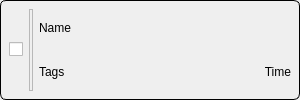
This is src/TaskWidget/taskwidget.ui in david4more/QtToDo as Qt 5 draws it before an edit. The edited form follows.
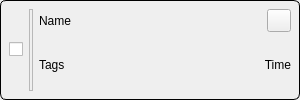
This is the edited form.

Commit message: improve TaskWidget's layout, add 'expand' button with no functionality, add Task's name and tag name length validation

Patch:
```diff
--- a/src/TaskWidget/taskwidget.ui
+++ b/src/TaskWidget/taskwidget.ui
@@ -43,7 +43,7 @@
      <property name="styleSheet">
       <string notr="true">QWidget#containerWidget {border: 1px solid black; border-radius: 6px;}</string>
      </property>
-     <layout class="QHBoxLayout" name="horizontalLayout_2">
+     <layout class="QHBoxLayout" name="horizontalLayout_3">
       <item>
        <widget class="QCheckBox" name="completionBox">
         <property name="sizePolicy">
@@ -77,8 +77,13 @@
        </widget>
       </item>
       <item>
-       <layout class="QGridLayout" name="gridLayout">
-        <item row="0" column="0" colspan="2">
+       <layout class="QVBoxLayout" name="verticalLayout">
+        <item>
+         <layout class="QHBoxLayout" name="horizontalLayout_1">
+          <property name="spacing">
+           <number>9</number>
+          </property>
+          <item>
          <widget class="QLabel" name="nameLabel">
           <property name="styleSheet">
            <string notr="true"/>
@@ -88,8 +93,25 @@
           </property>
          </widget>
         </item>
-        <item row="2" column="0">
+          <item>
+           <widget class="QToolButton" name="expandButton">
+            <property name="text">
+             <string/>
+            </property>
+           </widget>
+          </item>
+         </layout>
+        </item>
+        <item>
+         <layout class="QHBoxLayout" name="horizontalLayout_2">
+          <item>
          <widget class="QLabel" name="tagsLabel">
+            <property name="sizePolicy">
+             <sizepolicy hsizetype="Ignored" vsizetype="Preferred">
+              <horstretch>10</horstretch>
+              <verstretch>0</verstretch>
+             </sizepolicy>
+            </property>
           <property name="styleSheet">
            <string notr="true"/>
           </property>
@@ -98,8 +120,14 @@
           </property>
          </widget>
         </item>
-        <item row="2" column="1">
+          <item>
          <widget class="QLabel" name="timeLabel">
+            <property name="sizePolicy">
+             <sizepolicy hsizetype="Minimum" vsizetype="Preferred">
+              <horstretch>1</horstretch>
+              <verstretch>0</verstretch>
+             </sizepolicy>
+            </property>
           <property name="styleSheet">
            <string notr="true"/>
           </property>
@@ -110,6 +138,8 @@
            <set>Qt::AlignmentFlag::AlignRight|Qt::AlignmentFlag::AlignTrailing|Qt::AlignmentFlag::AlignVCenter</set>
           </property>
          </widget>
+          </item>
+         </layout>
         </item>
        </layout>
       </item>
```
Left out of the diff: 12 changed lines with no effect on the pictures. Lines whose indentation alone changed are shown as unchanged. The commit also changes 5 other files.
